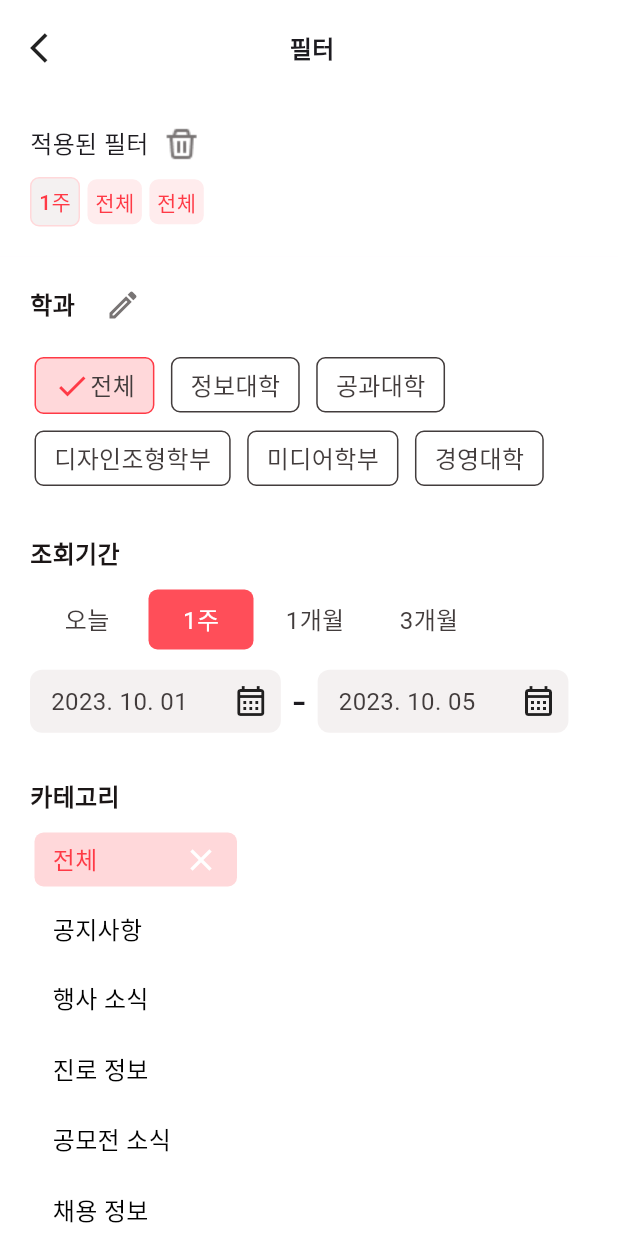
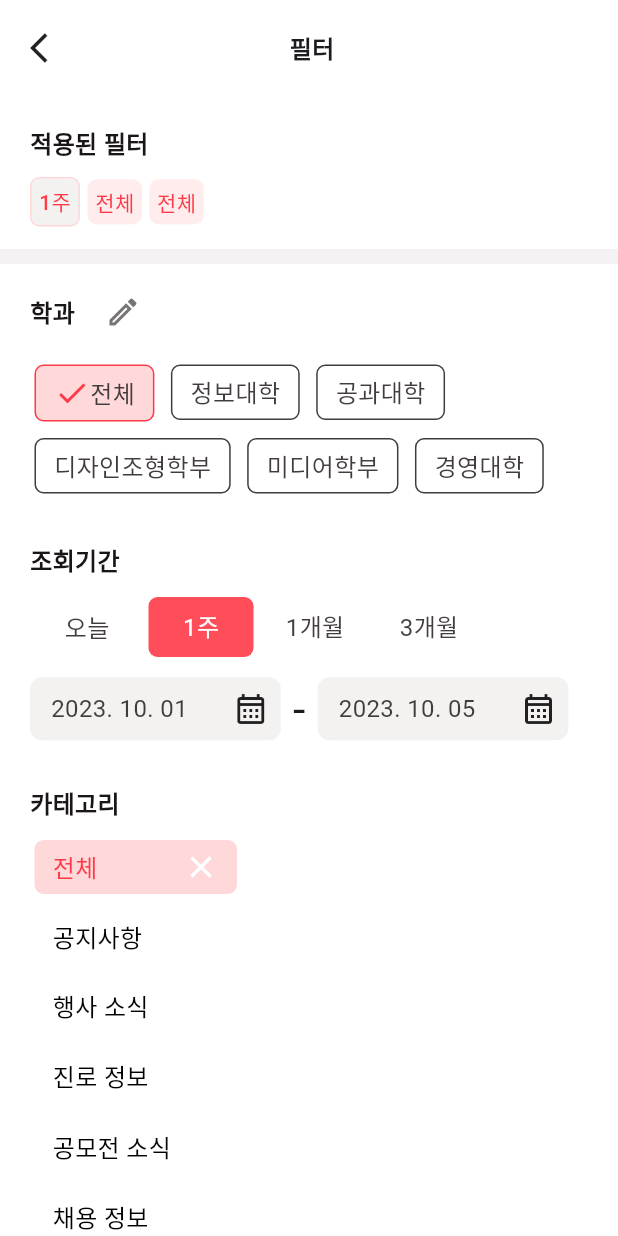
Before and after one commit to DevKor-github/KUDOG-front, a Flutter app: the SetFilterPageWidget screen opened directly, on a phone screen of 412 x 824 dp. Run offline on Flutter 3.47's test engine with Material 3 defaults, Android fonts, the light colour scheme and no system bars; our stand-ins replace dio, flutter_widget_from_html, shared_preferences; missing offline and left inert: dart:html; accounts and stored records are empty; Roboto replaces fonts that are missing (Pretendard).

Commit message:
Fix: 필터링 페이지 디자인 수정

```diff
--- a/kudog/lib/pages/home/SetFilterPage.dart
+++ b/kudog/lib/pages/home/SetFilterPage.dart
@@ -211,7 +211,6 @@ class _SetFilterPageWidgetState extends State<SetFilterPageWidget> {
                               endDate: filters["endDate"],
                               page: 1);
                         } else {
-                          print("hello");
                           overallFilter = Filter(
                               categories: _cts,
                               providers: _pros,
@@ -236,28 +235,34 @@ class _SetFilterPageWidgetState extends State<SetFilterPageWidget> {
                   Container(width: 20)
                 ],
               )),
-          Column(
+          Container(
+            color: Color(0xffF4F2F2),
+            child: Column(
               children: [
                 Container(
                     color: Colors.white,
-                  padding: EdgeInsets.all(20),
+                    padding: EdgeInsets.only(top: 20, left: 20, bottom: 10),
                     child: Column(
                       children: [
                         Row(
                           children: [
-                          Text("적용된 필터",
+                            Text(
+                              "적용된 필터",
                               style: TextStyle(
+                                color: Color(0xFF1B1616),
                                 fontSize: 16,
-                                fontWeight: FontWeight.w500,
+                                fontFamily: 'Pretendard',
+                                fontWeight: FontWeight.w600,
+                              ),
+                            ),
+                          ],
+                        ),
+                      ],
                     )),
                 Container(
-                              padding: EdgeInsets.only(left: 10),
-                              child: Image.asset("assets/images/trash.png",
-                                  color: Color(0xff787474)))
-                        ],
-                      ),
-                      Container(
-                          margin: EdgeInsets.only(top: 10),
+                    color: Colors.white,
+                    margin: EdgeInsets.only(bottom: 10),
+                    padding: EdgeInsets.only(left: 20, bottom: 15),
                     child: Row(
                       mainAxisAlignment: MainAxisAlignment.start,
                       children: [
@@ -272,8 +277,6 @@ class _SetFilterPageWidgetState extends State<SetFilterPageWidget> {
                                 type: "categories"),
                           ],
                         ),
-                            ],
-                          )),
                       ],
                     )),
                 Container(
@@ -321,7 +324,8 @@ class _SetFilterPageWidgetState extends State<SetFilterPageWidget> {
                                           },
                                           child: MajorCard(
                                             major: majors[index],
-                                          isClicked: isMajorClickedList[index],
+                                            isClicked:
+                                                isMajorClickedList[index],
                                           ),
                                         )))
                           ],
@@ -373,9 +377,10 @@ class _SetFilterPageWidgetState extends State<SetFilterPageWidget> {
                                                   index);
                                             } else if (dates[index] == "1주") {
                                               changeFilter(
-                                                DateFormat('yyyy-MM-dd').format(
-                                                    DateTime.now().subtract(
-                                                        Duration(days: 7))),
+                                                  DateFormat('yyyy-MM-dd')
+                                                      .format(DateTime.now()
+                                                          .subtract(Duration(
+                                                              days: 7))),
                                                   "startDate",
                                                   index);
                                               changeFilter(
@@ -387,8 +392,8 @@ class _SetFilterPageWidgetState extends State<SetFilterPageWidget> {
                                               DateTime currentDate =
                                                   DateTime.now();
                                               changeFilter(
-                                                DateFormat('yyyy-MM-dd').format(
-                                                    DateTime(
+                                                  DateFormat('yyyy-MM-dd')
+                                                      .format(DateTime(
                                                           currentDate.year,
                                                           currentDate.month - 1,
                                                           currentDate.day)),
@@ -403,8 +408,8 @@ class _SetFilterPageWidgetState extends State<SetFilterPageWidget> {
                                               DateTime currentDate =
                                                   DateTime.now();
                                               changeFilter(
-                                                DateFormat('yyyy-MM-dd').format(
-                                                    DateTime(
+                                                  DateFormat('yyyy-MM-dd')
+                                                      .format(DateTime(
                                                           currentDate.year - 1,
                                                           currentDate.month,
                                                           currentDate.day)),
@@ -419,7 +424,8 @@ class _SetFilterPageWidgetState extends State<SetFilterPageWidget> {
                                           },
                                           child: DateCard(
                                             date: dates[index],
-                                          isClicked: isDatesClickedList[index],
+                                            isClicked:
+                                                isDatesClickedList[index],
                                           ))),
                                 )),
                             Row(
@@ -450,8 +456,8 @@ class _SetFilterPageWidgetState extends State<SetFilterPageWidget> {
                                       ),
                                       Container(
                                           margin: EdgeInsets.only(left: 30),
-                                        child:
-                                            Icon(Icons.calendar_month_outlined))
+                                          child: Icon(
+                                              Icons.calendar_month_outlined))
                                     ],
                                   ),
                                 ),
@@ -486,8 +492,8 @@ class _SetFilterPageWidgetState extends State<SetFilterPageWidget> {
                                       ),
                                       Container(
                                           margin: EdgeInsets.only(left: 30),
-                                        child:
-                                            Icon(Icons.calendar_month_outlined))
+                                          child: Icon(
+                                              Icons.calendar_month_outlined))
                                     ],
                                   ),
                                 ),
@@ -502,7 +508,8 @@ class _SetFilterPageWidgetState extends State<SetFilterPageWidget> {
                             Row(
                               children: [
                                 Container(
-                                  margin: EdgeInsets.only(top: 30, bottom: 10),
+                                    margin:
+                                        EdgeInsets.only(top: 30, bottom: 10),
                                     child: Text(
                                       '카테고리',
                                       textAlign: TextAlign.center,
@@ -540,6 +547,7 @@ class _SetFilterPageWidgetState extends State<SetFilterPageWidget> {
                     ))
               ],
             ),
+          )
         ],
       ),
     ));
```
Lines whose indentation alone changed are shown as unchanged.
